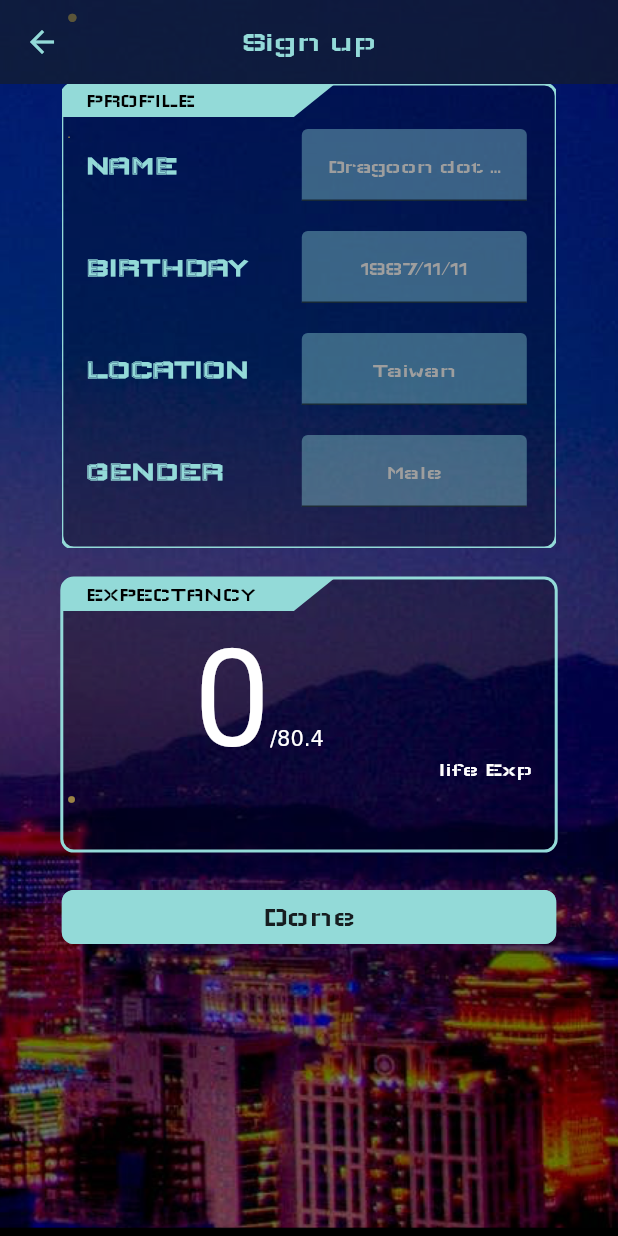
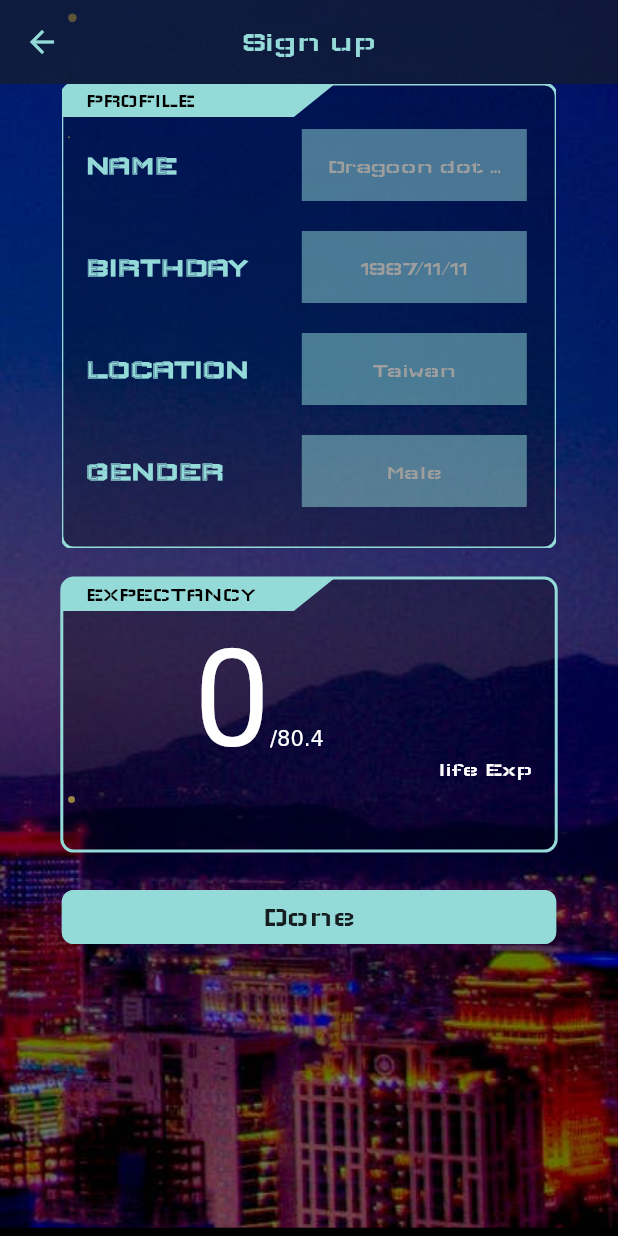
Before and after one commit to QuiverYang/BucketList, a Flutter app: the SignUpScreen screen opened by its route, on a phone screen of 412 x 824 dp. Run offline on Flutter 3.47's test engine with Material 2 defaults, Android fonts, the phone set to English and light mode, and no system bars.

Commit message:
Edit - Signup page, remove default border

```diff
--- a/lib/screen/signup_screen.dart
+++ b/lib/screen/signup_screen.dart
@@ -197,8 +197,9 @@ class _SignUpScreenState extends State<SignUpScreen>
             child: TextField(
               controller: _textEditingController,
               decoration: InputDecoration(
+                border: InputBorder.none,
                 filled: true,
-                fillColor: Color.fromARGB(100, 147, 218, 216),
+                fillColor: kThemeColor_transparent,
                 hintText: hint,
                 hintStyle: TextStyle(color: Colors.grey, fontSize: 14),
                 labelStyle: TextStyle(color: kThemeColor, fontSize: 14),
```
